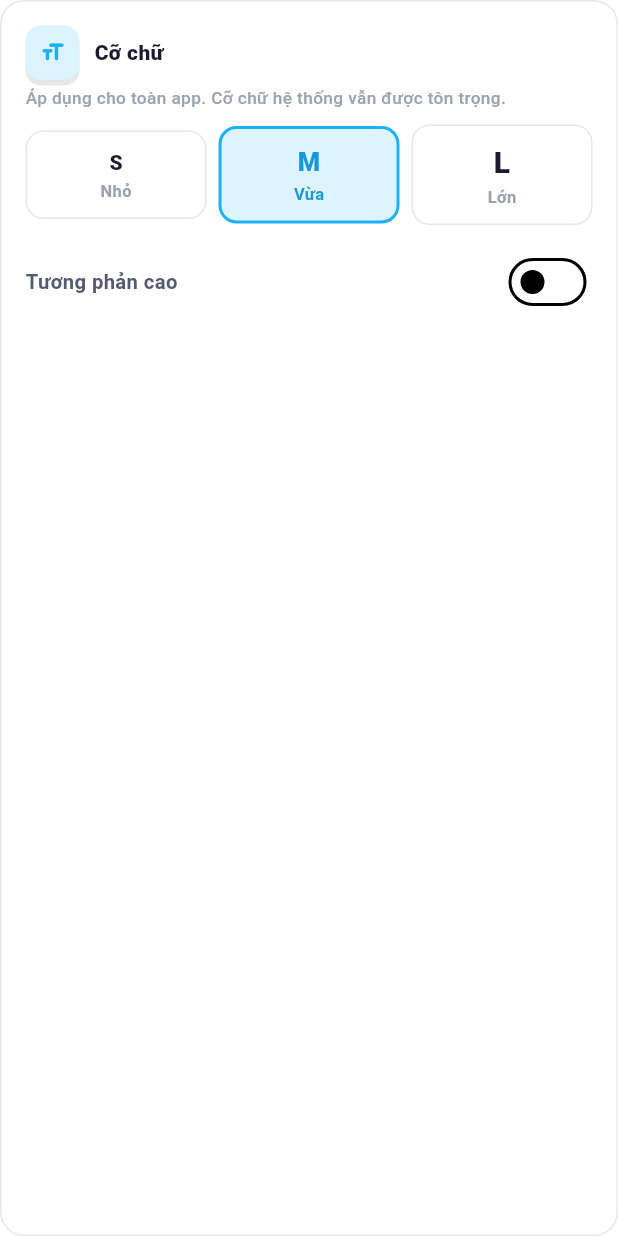
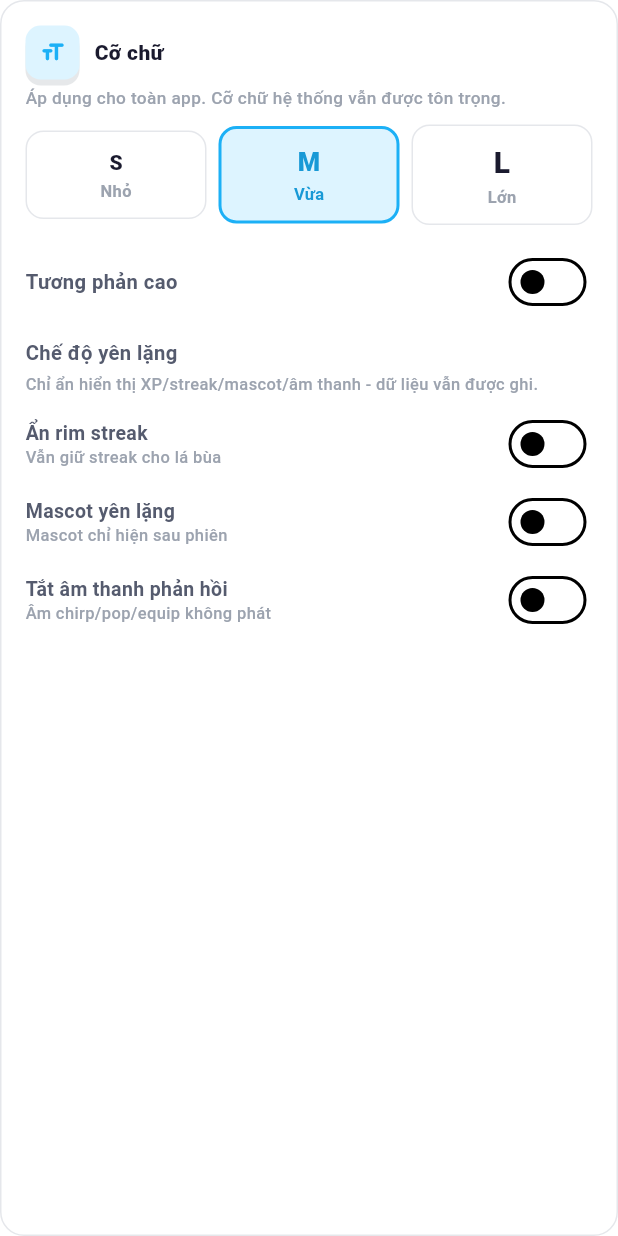
Before and after one commit to duycutecun/EduPulse, a Flutter app: the AppearanceCard widget shown alone on an empty page, opened directly, on a phone screen of 412 x 824 dp. Run offline on Flutter 3.47's test engine with Material 3 defaults, Android fonts, the phone set to English and light mode, and no system bars; our stand-ins replace file_picker, firebase_auth, firebase_core, flutter_local_notifications, flutter_secure_storage, share_plus and 3 more; missing offline and left inert: dart:js_interop, flutter_math_fork, realtime_client; accounts and stored records are empty; network calls fail.

Commit message:
feat(m1'): quiet-mode 3 switches in AppearanceCard (data-preserving)
Add _quietStreak/_quietMascot/_quietSound state + switches that persist to 'quiet_mode_*' StorageService keys. Data still recorded (registerStudyActivity etc.); only visibility toggles. Reading sites will consume these in a follow-up slice.

```diff
--- a/lib/features/account/presentation/widgets/appearance_card.dart
+++ b/lib/features/account/presentation/widgets/appearance_card.dart
@@ -1,18 +1,65 @@
 import 'package:flutter/material.dart';
-
 import '../../../../core/constants/app_colors.dart';
+import '../../../../core/constants/app_tokens.dart';
 import '../../../../core/theme/appearance_service.dart';
+import '../../../../core/utils/storage_service.dart';
 import '../../../../shared/widgets/app_icon.dart';
 import '../../../../shared/widgets/glass_card.dart';
 
 /// Thẻ Hiển thị (đặc tả mục 20): font size adaptive S/M/L toàn app.
 ///
-/// Dark mode chưa cung cấp — palette tối chưa đạt chuẩn production, không fake
+/// Dark mode chưa cung cấp - palette tối chưa đạt chuẩn production, không fake
 /// switch (nguyên tắc trung thực với người dùng). Tự lắng nghe
 /// [AppearanceService.fontScale] / [AppearanceService.highContrast] nên không
-/// cần màn cha gọi `setState`.
-class AppearanceCard extends StatelessWidget {
+/// cần màn cha gọi setState.
+class AppearanceCard extends StatefulWidget {
   const AppearanceCard({super.key});
+
+  @override
+  State<AppearanceCard> createState() => _AppearanceCardState();
+}
+
+class _AppearanceCardState extends State<AppearanceCard> {
+  bool _quietStreak = false;
+  bool _quietMascot = false;
+  bool _quietSound = false;
+
+  @override
+  void initState() {
+    super.initState();
+    _quietStreak = StorageService.getBool('quiet_mode_streak') ?? false;
+    _quietMascot = StorageService.getBool('quiet_mode_mascot') ?? false;
+    _quietSound = StorageService.getBool('quiet_mode_sound') ?? false;
+  }
+
+  Widget _quietSwitch(String label, String sublabel, bool value,
+      ValueChanged<bool> onChanged) {
+    return Padding(
+      padding: const EdgeInsets.only(bottom: AppTokens.space4),
+      child: Row(
+        children: [
+          Expanded(
+            child: Column(
+              crossAxisAlignment: CrossAxisAlignment.start,
+              children: [
+                Text(label,
+                    style: const TextStyle(
+                        fontSize: 13.0, fontWeight: FontWeight.w700)),
+                Text(sublabel,
+                    style: TextStyle(
+                        fontSize: 11.0, color: AppColors.textMuted)),
+              ],
+            ),
+          ),
+          Switch(
+            value: value,
+            activeThumbColor: AppColors.primary,
+            onChanged: onChanged,
+          ),
+        ],
+      ),
+    );
+  }
 
   @override
   Widget build(BuildContext context) {
@@ -62,8 +109,6 @@ class AppearanceCard extends StatelessWidget {
             ),
           ),
           const SizedBox(height: 14),
-          // High contrast (mục 21 — Accessibility): viền đậm hơn,
-          // chữ phụ tối hơn — giúp người dùng nhìn yếu dễ đọc hơn.
           Row(children: [
             const Expanded(
               child: Text('Tương phản cao',
@@ -79,6 +124,52 @@ class AppearanceCard extends StatelessWidget {
               ),
             ),
           ]),
+          const SizedBox(height: 14),
+          const Row(
+            children: [
+              Expanded(
+                child: Text('Chế độ yên lặng',
+                    style:
+                        TextStyle(fontSize: 13.5, fontWeight: FontWeight.w700)),
+              ),
+            ],
+          ),
+          const SizedBox(height: 4),
+          Text(
+            'Chỉ ẩn hiển thị XP/streak/mascot/âm thanh - dữ liệu vẫn được ghi.',
+            style: TextStyle(fontSize: 11.0, color: AppColors.textMuted),
+          ),
+          const SizedBox(height: 8),
+          _quietSwitch(
+            'Ẩn rim streak',
+            'Vẫn giữ streak cho lá bùa',
+            _quietStreak,
+            (v) {
+              _quietStreak = v;
+              StorageService.setBool('quiet_mode_streak', v);
+              setState(() {});
+            },
+          ),
+          _quietSwitch(
+            'Mascot yên lặng',
+            'Mascot chỉ hiện sau phiên',
+            _quietMascot,
+            (v) {
+              _quietMascot = v;
+              StorageService.setBool('quiet_mode_mascot', v);
+              setState(() {});
+            },
+          ),
+          _quietSwitch(
+            'Tắt âm thanh phản hồi',
+            'Âm chirp/pop/equip không phát',
+            _quietSound,
+            (v) {
+              _quietSound = v;
+              StorageService.setBool('quiet_mode_sound', v);
+              setState(() {});
+            },
+          ),
         ],
       ),
     );
```
